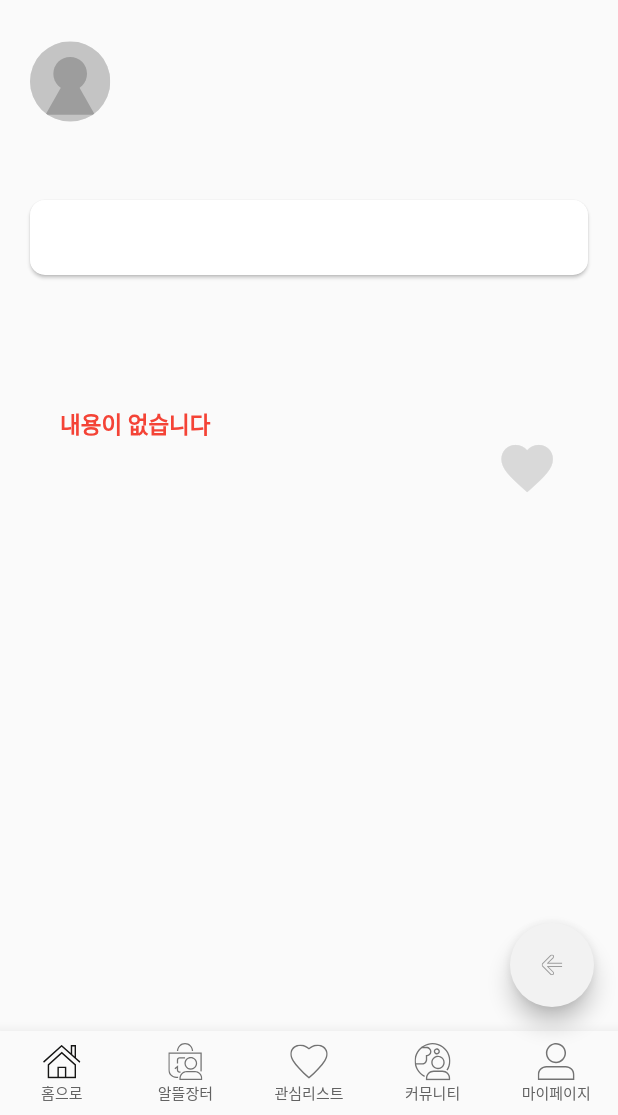
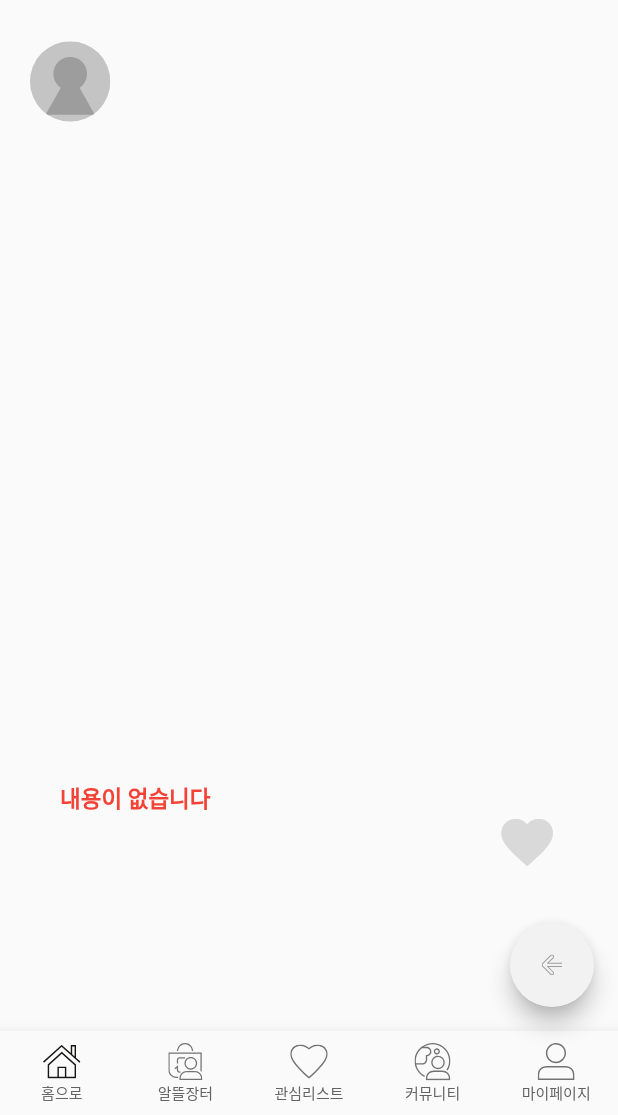
Before and after one commit to sshinndo/BonAPetti, a Flutter app: the PostScreen screen opened directly with empty values, on a phone screen of 412 x 824 dp, the part 121-1236 px from its top. Run offline on Flutter 3.47's test engine with Material 2 defaults, Android fonts, the phone set to English and light mode, and no system bars; our stand-ins replace cloud_firestore, csv, dio, double_back_to_close_app, file_picker, firebase_core and 6 more; missing offline and left inert: kakao_flutter_sdk; accounts and stored records are empty; generated files the repository leaves out were written again; project files that could hold a hidden picture were left out.

```diff
--- a/lib/appbar/AppBarWithAlarm.dart
+++ b/lib/appbar/AppBarWithAlarm.dart
@@ -32,7 +32,8 @@ class _AppBarWithAlarm extends State<AppBarWithAlarm> {
                       color: Colors.black,
                       fontWeight: FontWeight.bold),
                   ),
-              )),
+                )
+              ),
           Expanded(
               flex: 1,
               child: Center(
--- a/lib/community/screen/CommunityMainScreen.dart
+++ b/lib/community/screen/CommunityMainScreen.dart
@@ -93,8 +93,7 @@ class _CommunityMainScreen extends State<CommunityMainScreen> {
                       ),///숏폼 필터 (제스쳐 추가 필요)
                       Container(
                         height: 400,
-                    margin: EdgeInsets.only(
-                        top: 20, bottom: 20, left: 30, right: 10),
+                        margin: EdgeInsets.only(top: 20, bottom: 20, left: 30, right: 10),
                         child: ListView(
                           scrollDirection: Axis.horizontal,
                           children: <Widget>[
@@ -123,7 +122,8 @@ class _CommunityMainScreen extends State<CommunityMainScreen> {
                                 'images/shorts/shorts_thumb.png',
                                 false))
                         ],
-                    )),///숏폼 위젯 스크롤 뷰 (가로)
+                        )
+                      ),///숏폼 위젯 스크롤 뷰 (가로)
                       Container(
                         //height: 600,
                         margin: EdgeInsets.only(top: 20, left: 30, right: 30),
--- a/lib/community/screen/MyCommunityScreen.dart
+++ b/lib/community/screen/MyCommunityScreen.dart
@@ -3,6 +3,7 @@ import 'dart:math';
 import 'package:flutter/material.dart';
 import 'package:flutter/rendering.dart';
 import 'package:flutter_svg/flutter_svg.dart';
+import 'package:pet_service_application/community/screen/PostUploadScreen.dart';
 import 'package:pet_service_application/log_in/class/UserData.dart';
 import 'package:pet_service_application/appbar/AppBarWithAlarm.dart';
 import 'package:pet_service_application/bottombar/MenuBottomBar.dart';
@@ -120,7 +121,7 @@ class _MyCommunityScreenState extends State<MyCommunityScreen> {
                           ),
                           onTap: () {
                             /// 포스트 작성 페이지
-                            //Navigator.push(context, MaterialPageRoute(builder: (context)=>MyCommunityScreen()));
+                            Navigator.push(context, MaterialPageRoute(builder: (context)=>PostUploadScreen()));
                           }
                       ),
                     ),///글 올리기 Card
--- a/lib/community/screen/PostScreen.dart
+++ b/lib/community/screen/PostScreen.dart
@@ -1,5 +1,6 @@
 import 'package:flutter/cupertino.dart';
 import 'package:flutter/material.dart';
+import 'package:flutter/rendering.dart';
 import 'package:flutter_svg/flutter_svg.dart';
 import 'package:pet_service_application/appbar/AppBarWithAlarm.dart';
 import 'package:pet_service_application/bottombar/MenuBottomBar.dart';
@@ -7,12 +8,12 @@ import 'package:pet_service_application/community/CommunityInfo.dart';
 import 'package:pet_service_application/log_in/class/UserData.dart';
 
 class PostScreen extends StatefulWidget {
-  final CommunityInfo communityInfo; //굿즈 정보 객체
+  final CommunityInfo communityInfo; //포스트 정보 객체
 
   PostScreen({Key? key, required this.communityInfo}) : super(key: key); //생성자
 
   @override
-  _PostScreen createState() => _PostScreen(); //위젯 생성
+  _PostScreen createState() => _PostScreen();
 }
 
 class _PostScreen extends State<PostScreen> {
@@ -78,28 +79,33 @@ class _PostScreen extends State<PostScreen> {
                     )),///프로필 설명
                 Padding(padding: EdgeInsets.symmetric(vertical: 20)),
                 Container(
-                    child: Card(
+                  height: MediaQuery.of(context).size.height * 0.4,
+                    child: widget.communityInfo.imageUrls.isEmpty
+                    //빈 공간
+                      ? SizedBox(height: 50)
+                    //첫 이미지 (대표 이미지)
+                      : PageView.builder(
+                        scrollDirection: Axis.horizontal,
+                        itemCount: widget.communityInfo.imageUrls.length,
+                        itemBuilder: (BuildContext context, int index)
+                        {
+                          return Card(
                             margin: EdgeInsets.only(top: 10, bottom: 20),
                             shape: RoundedRectangleBorder(
                                   borderRadius: BorderRadius.circular(10)),
                             clipBehavior: Clip.antiAliasWithSaveLayer,
-                        child:
-                        //포스트 이미지 존재 여부
-                        widget.communityInfo.imageUrls.isEmpty
-                        //빈 공간
-                            ? SizedBox(
-                          height: 50,
-                        )
-                        //첫 이미지 (대표 이미지)
-                            : Image.network(
-                          widget.communityInfo.imageUrls.first,
+                            child: Image.network(
+                                    widget.communityInfo.imageUrls[index],
                                     fit: BoxFit.fill,
-                          loadingBuilder: (BuildContext context, Widget child,
-                              ImageChunkEvent? loadingProgress) {
+                                    loadingBuilder: (BuildContext context, Widget child, ImageChunkEvent? loadingProgress) {
                                       if (loadingProgress == null) return child;
                                         return CircularProgressIndicator();
                                     },
-                        ))),///커뮤니티 대표 이미지
+                                  )
+                          );
+                        }
+                      )
+                    ),///커뮤니티 이미지들
                 Padding(padding: EdgeInsets.symmetric(vertical: 20)),
                 Container(
                   alignment: Alignment.centerLeft,
--- a/pubspec.yaml
+++ b/pubspec.yaml
@@ -53,6 +53,7 @@ dependencies:
 
   # 갤러리/카메라 이미지 파일 추가에 필요한 라이브러리
   image_cropper: ^1.4.1
+  image_picker:
   get: ^4.3.8
 
   # csv file 읽어들이는데 필요한 library
```
Also changed, not shown: lib/community/screen/PostUploadScreen.dart (added, +85 -0 lines), images/community/getImage_icon.svg (added), pubspec.lock. Lines whose indentation alone changed are shown as unchanged.
